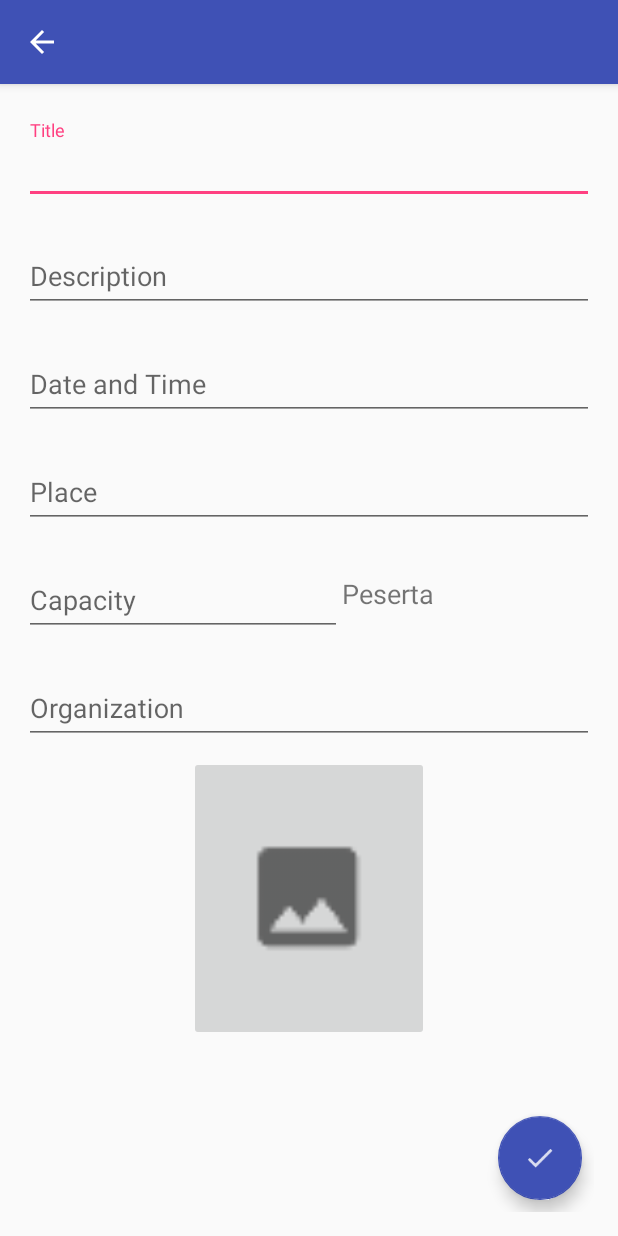
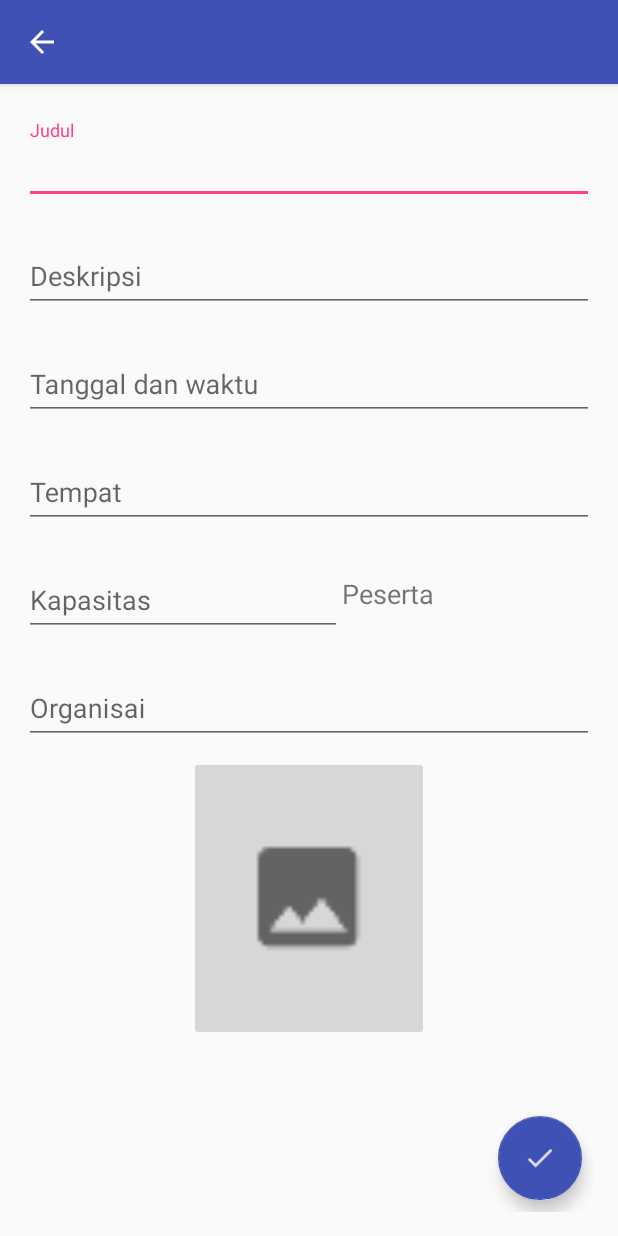
Before and after one commit to BayuP/Event-App, an Android app: the BuatAcaraActivity screen opened directly, with no data from a screen before it, on a phone screen of 412 x 824 dp. Run offline under Robolectric (Android 15) with nearby library versions, the phone set to English and light mode, and no system bars; our stand-ins replace Firebase (no records; nobody signed in at launch, a user with empty details on screens opened directly).

Commit message:
PesanTiket,RecyclerViewPenyedia

```diff
--- a/app/src/main/java/com/example/android/event/BuatAcaraActivity.java
+++ b/app/src/main/java/com/example/android/event/BuatAcaraActivity.java
@@ -52,7 +52,7 @@ public class BuatAcaraActivity extends BaseActivity implements View.OnClickListe
     private String photoAcara,judulAcara,deskripsiAcara,tempatAcara,waktuAcara,organisasi;
     private Uri mImageData = null;
     private int kapasitasAcara;
-    private String keyBawaan;
+    private String keyBawaan,key;
 
     private FirebaseAuth mFirebaseAuth;
     private FirebaseUser mFirebaseUser;
@@ -86,6 +86,8 @@ public class BuatAcaraActivity extends BaseActivity implements View.OnClickListe
 
         mFloatingAction = (FloatingActionButton) findViewById(R.id.fa_Done);
         mFloatingAction.setOnClickListener(this);
+
+         key = mDatabaseReference.child("Acara").push().getKey();
 
         if(getIntent().hasExtra(PenyediaActivity.KEY_LIST_ACARA_PENYEDIA)){
             keyBawaan = getIntent().getStringExtra(PenyediaActivity.KEY_LIST_ACARA_PENYEDIA);
@@ -179,10 +181,10 @@ public class BuatAcaraActivity extends BaseActivity implements View.OnClickListe
 
         setEnable(true);
         if (mImageData != null) {
-            Log.e(ERROR,"Di image data");
+            Log.e(ERROR, "Di image data");
             showProgressDialog();
             String idFile = mImageData.getLastPathSegment();
-            mStorageREf.child("Acara").child(uid).child(idFile).putFile(mImageData)
+            mStorageREf.child(uid).child(key).child(idFile).putFile(mImageData)
                     .addOnSuccessListener(new OnSuccessListener<UploadTask.TaskSnapshot>() {
                         @Override
                         public void onSuccess(UploadTask.TaskSnapshot taskSnapshot) {
@@ -193,14 +195,19 @@ public class BuatAcaraActivity extends BaseActivity implements View.OnClickListe
                     }).addOnFailureListener(new OnFailureListener() {
                 @Override
                 public void onFailure(@NonNull Exception e) {
-               Toast.makeText(getApplicationContext(),"Terdapat kesalahan format data",Toast.LENGTH_SHORT).show();
+                    Toast.makeText(getApplicationContext(), "Terdapat kesalahan format data", Toast.LENGTH_SHORT).show();
                 }
             });
         }
-         else {
-            updateAcara(uid, mJudul, mDeskripsi, mWaktu, mTempat, mOrganisasi, Integer.parseInt(mKapasitas),urlTemp);
+        if ((urlTemp == null) && (mImageData == null)) {
+            Toast.makeText(getApplicationContext(), "Masukan gambar", Toast.LENGTH_SHORT).show();
         }
-    }
+        if ((urlTemp != null) && (mImageData == null)) {
+                showProgressDialog();
+                updateAcara(uid, mJudul, mDeskripsi, mWaktu, mTempat, mOrganisasi, Integer.parseInt(mKapasitas), urlTemp);
+            }
+        }
+
 
     private void setEnable(boolean b) {
         mEtJudul.setEnabled(b);
@@ -217,7 +224,7 @@ public class BuatAcaraActivity extends BaseActivity implements View.OnClickListe
             @Override
             public void onDataChange(DataSnapshot dataSnapshot) {
                 Users users = dataSnapshot.getValue(Users.class);
-                String key = mDatabaseReference.child("Acara").push().getKey();
+
 
                 if(keyBawaan != null){
                     key = keyBawaan;
--- a/app/src/main/java/com/example/android/event/LoginActivity.java
+++ b/app/src/main/java/com/example/android/event/LoginActivity.java
@@ -153,7 +153,6 @@ public class LoginActivity extends BaseActivity implements View.OnClickListener,
                         Log.d(TAG,user.getNama());
                         hideProgressDialog();
                         if(user.Penyedia == false){
-                            Toast.makeText(LoginActivity.this,"berhasil peserta",Toast.LENGTH_SHORT).show();
                             startActivity(new Intent(getApplicationContext(),PesertaActivity.class));
                             finish();
                         }else if(user.Penyedia == true) {
--- a/app/src/main/java/com/example/android/event/Model/BuatAcara.java
+++ b/app/src/main/java/com/example/android/event/Model/BuatAcara.java
@@ -10,7 +10,7 @@ import java.util.Map;
 public class BuatAcara {
 
     private String uid,PenyediaAcara,Judul,Deskripsi,Waktu,Tempat,Organisasi,PhotoAcara;
-   private int Kapasitas;
+  private int Kapasitas;
 
     public BuatAcara(){}
 
--- a/app/src/main/res/layout/activity_buat_acara.xml
+++ b/app/src/main/res/layout/activity_buat_acara.xml
@@ -25,7 +25,8 @@
         <EditText
             android:layout_width="match_parent"
             android:layout_height="wrap_content"
-            android:hint="Title"
+            android:hint="Judul"
+            android:inputType="textCapSentences"
             android:maxLines="2"
             android:id="@+id/et_title"/>
 
@@ -40,7 +41,8 @@
         <EditText
             android:layout_width="match_parent"
             android:layout_height="wrap_content"
-            android:hint="Description"
+            android:hint="Deskripsi"
+            android:inputType="textCapSentences"
             android:maxLines="4"
             android:id="@+id/et_description"/>
 
@@ -55,7 +57,8 @@
         <EditText
             android:layout_width="match_parent"
             android:layout_height="wrap_content"
-            android:hint="Date and Time"
+            android:hint="Tanggal dan waktu"
+            android:inputType="textCapSentences"
             android:maxLines="2"
             android:id="@+id/et_date"/>
 
@@ -70,7 +73,8 @@
         <EditText
             android:layout_width="match_parent"
             android:layout_height="wrap_content"
-            android:hint="Place"
+            android:hint="Tempat"
+            android:inputType="textCapSentences"
             android:maxLines="2"
             android:id="@+id/et_place"/>
 
@@ -92,7 +96,7 @@
         <EditText
             android:layout_width="match_parent"
             android:layout_height="wrap_content"
-            android:hint="Capacity"
+            android:hint="Kapasitas"
             android:maxLines="1"
             android:id="@+id/et_capacity"/>
 
@@ -120,7 +124,8 @@
         <EditText
             android:layout_width="match_parent"
             android:layout_height="wrap_content"
-            android:hint="Organization"
+            android:hint="Organisai"
+            android:inputType="textCapSentences"
             android:maxLines="1"
             android:id="@+id/et_organization"/>
 
--- a/app/src/main/res/layout/activity_detail_acara_penyedia.xml
+++ b/app/src/main/res/layout/activity_detail_acara_penyedia.xml
@@ -38,6 +38,8 @@
     <android.support.v7.widget.RecyclerView
         android:layout_width="match_parent"
         android:layout_height="match_parent"
+        android:padding="5dp"
+        android:scrollbars="vertical"
         android:id="@+id/rv_listPesertaDetailAcaraPenyedia"
         android:layout_below="@id/layout_detailAcaraPenyadia"
         tools:listitem="@layout/list_detail_acara_peserta_item">
```
Also changed, not shown: app/src/main/java/com/example/android/event/DetailAcaraPenyedia.java (+49 -2 lines), app/src/main/java/com/example/android/event/DetailAcaraPeserta.java (+47 -1 lines), app/src/main/java/com/example/android/event/Model/Peserta.java (added, +27 -0 lines), app/src/main/java/com/example/android/event/PenyediaActivity.java (+34 -4 lines), app/src/main/java/com/example/android/event/ViewHolder/ListKehadiranPeserta.java (added, +30 -0 lines), app/src/main/res/layout/list_detail_acara_peserta_item.xml (+10 -8 lines).
